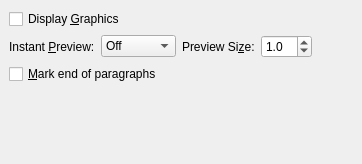
Before: the Qt Designer form src/frontends/qt4/ui/PrefDisplayUi.ui in cburschka/lyx, drawn with Qt 5.
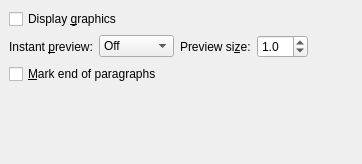
After: the same form once the commit is applied.

Diff of the .ui file:
```diff
--- a/src/frontends/qt4/ui/PrefDisplayUi.ui
+++ b/src/frontends/qt4/ui/PrefDisplayUi.ui
@@ -28,7 +28,7 @@
    <item row="0" column="0" colspan="2">
     <widget class="QCheckBox" name="displayGraphicsCB">
      <property name="text">
-      <string>Display &amp;Graphics</string>
+      <string>Display &amp;graphics</string>
      </property>
     </widget>
    </item>
@@ -48,7 +48,7 @@
    <item row="1" column="0">
     <widget class="QLabel" name="instantPreviewLA">
      <property name="text">
-      <string>Instant &amp;Preview:</string>
+      <string>Instant &amp;preview:</string>
      </property>
      <property name="buddy">
       <cstring>instantPreviewCO</cstring>
@@ -77,7 +77,7 @@
    <item row="1" column="2">
     <widget class="QLabel" name="previewSizeLA">
      <property name="text">
-      <string>Preview Si&amp;ze:</string>
+      <string>Preview si&amp;ze:</string>
      </property>
      <property name="buddy">
       <cstring>instantPreviewCO</cstring>
```
